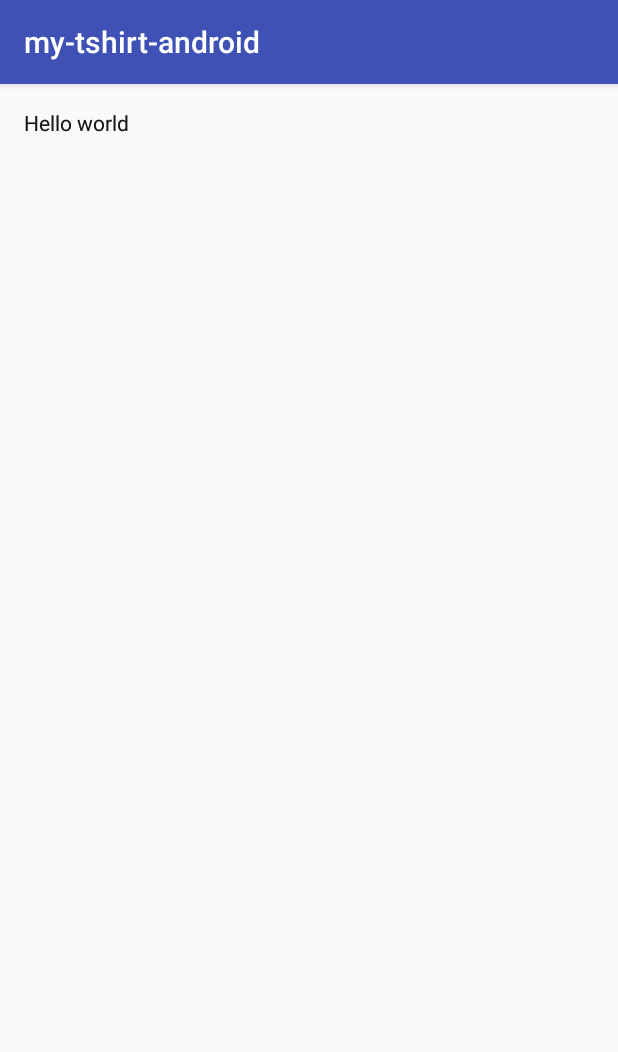
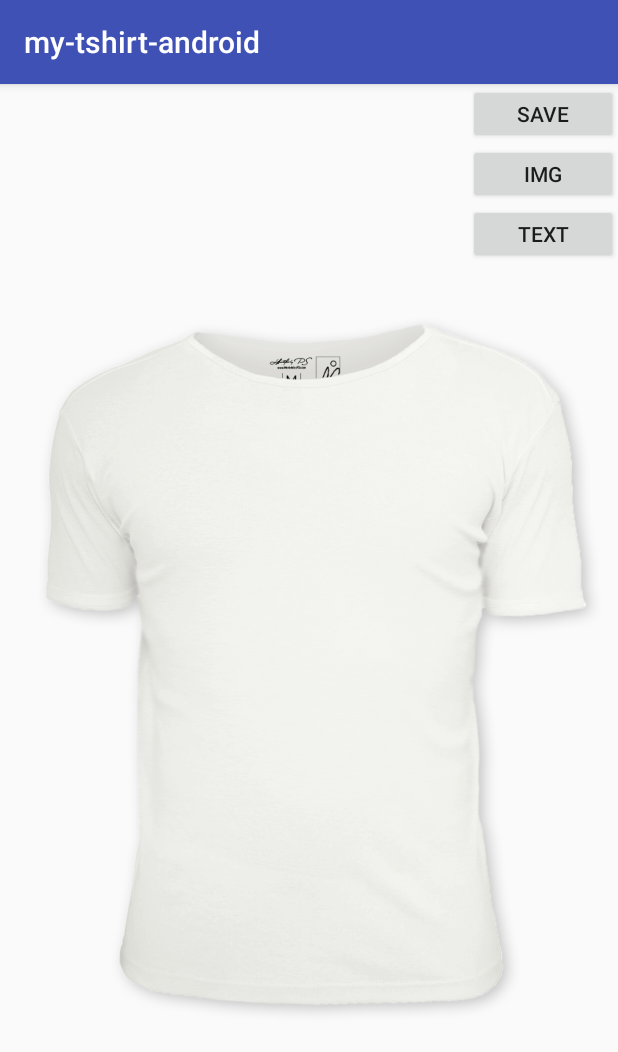
Before and after one commit to NazarSolnichok/my-tshirt-android, an Android app: the screen it shows after launch (MainActivity), on a phone screen of 412 x 824 dp. Shown: the top 1052 px of the screen. Run offline under Robolectric (Android 15) with nearby library versions, the phone set to English and light mode, and no system bars; our stand-ins replace ButterKnife, Picasso; libraries missing offline, so code that uses them is left out: com.afollestad.materialdialogs.

Commit message:
adding custom text

```diff
--- a/app/src/main/AndroidManifest.xml
+++ b/app/src/main/AndroidManifest.xml
@@ -2,13 +2,15 @@
 <manifest package="ua.com.nazik.my_tshirt_android"
           xmlns:android="http://schemas.android.com/apk/res/android">
 
+    <uses-permission android:name="android.permission.WRITE_EXTERNAL_STORAGE"/>
     <application
         android:allowBackup="true"
         android:icon="@mipmap/ic_launcher"
         android:label="@string/app_name"
         android:supportsRtl="true"
         android:theme="@style/AppTheme">
-        <activity android:name=".activities.MainActivity">
+        <activity android:name=".activities.MainActivity"
+            android:screenOrientation="portrait">
             <intent-filter>
                 <action android:name="android.intent.action.MAIN"/>
 
--- a/app/src/main/java/ua/com/nazik/my_tshirt_android/activities/MainActivity.java
+++ b/app/src/main/java/ua/com/nazik/my_tshirt_android/activities/MainActivity.java
@@ -1,41 +1,186 @@
 package ua.com.nazik.my_tshirt_android.activities;
 
-import android.content.Context;
+import android.app.Activity;
+import android.content.Intent;
+import android.graphics.Bitmap;
+import android.graphics.Canvas;
+import android.graphics.Color;
+import android.graphics.Rect;
+import android.graphics.drawable.Drawable;
+import android.net.Uri;
+import android.os.Environment;
+import android.provider.MediaStore;
+import android.support.annotation.NonNull;
 import android.support.v7.app.AppCompatActivity;
 import android.os.Bundle;
+import android.text.InputType;
 import android.view.MotionEvent;
+import android.view.Surface;
+import android.view.SurfaceHolder;
 import android.view.View;
-import android.view.ViewGroup;
-import android.view.animation.AccelerateInterpolator;
-import android.view.animation.Interpolator;
 import android.widget.FrameLayout;
+import android.widget.ImageView;
 import android.widget.RelativeLayout;
 import android.widget.TextView;
+import android.widget.Toast;
 
-import com.software.shell.viewmover.configuration.MovingParams;
-import com.software.shell.viewmover.movers.ViewMover;
-import com.software.shell.viewmover.movers.ViewMoverFactory;
+import com.afollestad.materialdialogs.MaterialDialog;
+import com.squareup.picasso.Picasso;
 
+
+import java.io.File;
+import java.io.FileOutputStream;
+import java.io.IOException;
+
+import butterknife.Bind;
+import butterknife.ButterKnife;
+import butterknife.OnClick;
 import ua.com.nazik.my_tshirt_android.R;
 
 public class MainActivity extends AppCompatActivity {
 
-    ViewMover mover;
-    MovingParams params;
+    private static final int CAMERA_CODE = 112;
+    private static final int GALLERY_CODE = 117;
+    @Bind(R.id.edit_container)
+    FrameLayout editLayout;
+
+    @Bind(R.id.tshirt_img)
+    ImageView tshirtImg;
+
+    @Bind(R.id.tshirt_container)
+    RelativeLayout tshirtContainer;
 
     @Override
     protected void onCreate(Bundle savedInstanceState) {
         super.onCreate(savedInstanceState);
         setContentView(R.layout.activity_main);
-        FrameLayout relativeLayout = (FrameLayout) findViewById(R.id.root);
+        ButterKnife.bind(this);
+        initEditorViews();
 
-        for(int i=0; i< relativeLayout.getChildCount(); ++i) {
-            final View view1 = relativeLayout.getChildAt(i);
+    }
+
+    @OnClick(R.id.save_btn)
+    void saveClick(){
+        Bitmap bmp = getBitmapFromView(tshirtContainer);
+        saveBitmap(bmp);
+    }
+
+    @OnClick(R.id.img_btn)
+    void addImage(){
+        Intent intent = new Intent(Intent.ACTION_PICK, android.provider.MediaStore.Images.Media.EXTERNAL_CONTENT_URI);
+        startActivityForResult(intent, GALLERY_CODE);
+    }
+
+    @OnClick(R.id.text_btn)
+    void addText(){
+        new MaterialDialog.Builder(this)
+                .title(R.string.input)
+                .content(R.string.input_content)
+                .inputType(InputType.TYPE_CLASS_TEXT/* | InputType.TYPE_TEXT_VARIATION_PASSWORD*/)
+                .input(R.string.input_hint, R.string.input_prefill, new MaterialDialog.InputCallback() {
+                    @NonNull
+                    @Override
+                    public void onInput(MaterialDialog dialog, CharSequence input) {
+                        // Do something
+                        TextView textView = new TextView(MainActivity.this);
+                        textView.setText(input);
+                        textView.setLayoutParams(
+                                new FrameLayout.LayoutParams(FrameLayout.LayoutParams.WRAP_CONTENT,
+                                        FrameLayout.LayoutParams.WRAP_CONTENT));
+
+                        initMoveListener(textView);
+                        tshirtContainer.addView(textView);
+                    }
+                }).show();
+    }
+
+    @Override
+    protected void onActivityResult(int requestCode, int resultCode, Intent data) {
+        super.onActivityResult(requestCode, resultCode, data);
+        if (resultCode == Activity.RESULT_OK) {
+            if (requestCode == GALLERY_CODE) {
+                Uri imgUri = data.getData();
+                createImage(imgUri);
+            }
+        }
+    }
+
+    private void createImage(Uri imgUri) {
+        final ImageView imageView = new ImageView(this);
+        imageView.setMaxWidth(100);
+        imageView.setMaxHeight(100);
+        Picasso.with(this).load(imgUri).resize(100, 100).centerCrop().into(imageView,
+                new com.squareup.picasso.Callback() {
+            @Override
+            public void onSuccess() {
+                initMoveListener(imageView);
+                tshirtContainer.addView(imageView);
+            }
+
+            @Override
+            public void onError() {
+
+            }
+        });
+
+
+
+    }
+
+    public static Bitmap getBitmapFromView(View view) {
+        //Define a bitmap with the same size as the view
+        Bitmap returnedBitmap = Bitmap.createBitmap(view.getWidth(), view.getHeight(),Bitmap.Config.ARGB_8888);
+        //Bind a canvas to it
+        Canvas canvas = new Canvas(returnedBitmap);
+        //Get the view's background
+        Drawable bgDrawable =view.getBackground();
+        if (bgDrawable!=null)
+            //has background drawable, then draw it on the canvas
+            bgDrawable.draw(canvas);
+        else
+            //does not have background drawable, then draw white background on the canvas
+            canvas.drawColor(Color.WHITE);
+        // draw the view on the canvas
+        view.draw(canvas);
+        //return the bitmap
+        return returnedBitmap;
+    }
+
+    private void saveBitmap(Bitmap bmp) {
+        File dir = Environment.getExternalStoragePublicDirectory(Environment.DIRECTORY_DOWNLOADS);
+        dir.mkdirs();
+        File file = new File(dir, "sketchpad" + 1 + ".png");
+        FileOutputStream out = null;
+        try {
+            out = new FileOutputStream(file);
+            bmp.compress(Bitmap.CompressFormat.PNG, 100, out); // bmp is your Bitmap instance
+            // PNG is a lossless format, the compression factor (100) is ignored
+        } catch (Exception e) {
+            e.printStackTrace();
+        } finally {
+            try {
+                if (out != null) {
+                    out.close();
+                    Toast.makeText(this, "Success", Toast.LENGTH_LONG).show();
+                }
+            } catch (IOException e) {
+                e.printStackTrace();
+            }
+        }
+    }
+
+    private void initEditorViews() {
+        for(int i=0; i< editLayout.getChildCount(); ++i) {
+            final View view1 = editLayout.getChildAt(i);
+            initMoveListener(view1);
+        }
+    }
+
+    private void initMoveListener(final View view1) {
         view1.setOnTouchListener(new View.OnTouchListener() {
             float x = 0;
             float y = 0;
             Boolean b = false;
-
             @Override
             public boolean onTouch(View view, MotionEvent event) {
 
@@ -69,10 +214,4 @@ public class MainActivity extends AppCompatActivity {
     }
 
 
-
-
-
 }
-
-
-}
--- a/app/src/main/res/layout/activity_main.xml
+++ b/app/src/main/res/layout/activity_main.xml
@@ -1,32 +1,45 @@
 <?xml version="1.0" encoding="utf-8"?>
 <RelativeLayout
     xmlns:android="http://schemas.android.com/apk/res/android"
-    xmlns:tools="http://schemas.android.com/tools"
     android:layout_width="match_parent"
     android:layout_height="match_parent"
-    android:paddingBottom="@dimen/activity_vertical_margin"
-    android:paddingLeft="@dimen/activity_horizontal_margin"
-    android:paddingRight="@dimen/activity_horizontal_margin"
-    android:paddingTop="@dimen/activity_vertical_margin"
-    tools:context=".activities.MainActivity">
+    android:orientation="vertical">
 
-    <FrameLayout
+    <RelativeLayout
         android:layout_width="match_parent"
         android:layout_height="match_parent"
-        android:id="@+id/root">
+        android:id="@+id/tshirt_container">
+        <ImageView
+            android:id="@+id/tshirt_img"
+            android:layout_width="match_parent"
+            android:layout_height="match_parent"
+            android:src="@drawable/tshirt_template"/>
+        <FrameLayout
+            android:layout_width="match_parent"
+            android:layout_height="match_parent"
+            android:id="@+id/edit_container"/>
+    </RelativeLayout>
 
-        <TextView
-            android:layout_width="wrap_content"
-            android:layout_height="wrap_content"
-            android:text="Hello world"/>
-        <TextView
-            android:layout_width="wrap_content"
-            android:layout_height="wrap_content"
-            android:text="Hello world"/>
-        <TextView
-            android:layout_width="wrap_content"
-            android:layout_height="wrap_content"
-            android:text="Hello world"/>
-    </FrameLayout>
+    <LinearLayout
+        android:layout_width="wrap_content"
+        android:layout_height="wrap_content"
+        android:layout_alignParentRight="true"
+        android:orientation="vertical">
+        <Button
+        android:id="@+id/save_btn"
+        android:layout_width="100dp"
+        android:layout_height="40dp"
+        android:text="save"/>
+        <Button
+            android:id="@+id/img_btn"
+            android:layout_width="100dp"
+            android:layout_height="40dp"
+            android:text="img"/>
+        <Button
+            android:id="@+id/text_btn"
+            android:layout_width="100dp"
+            android:layout_height="40dp"
+            android:text="text"/>
+    </LinearLayout>
 
 </RelativeLayout>
--- a/app/src/main/res/values/strings.xml
+++ b/app/src/main/res/values/strings.xml
@@ -1,3 +1,7 @@
 <resources>
     <string name="app_name">my-tshirt-android</string>
+    <string name="input">title input</string>
+    <string name="input_content">input content</string>
+    <string name="input_hint">input hint</string>
+    <string name="input_prefill">input prefill</string>
 </resources>
--- a/build.gradle
+++ b/build.gradle
@@ -15,6 +15,7 @@ buildscript {
 allprojects {
     repositories {
         jcenter()
+        maven { url "https://jitpack.io" }
     }
 }
 
```
Also changed, not shown: app/build.gradle (+6 -1 lines), app/src/main/res/drawable/tshirt_template.png (added). Lines whose indentation alone changed are shown as unchanged.
